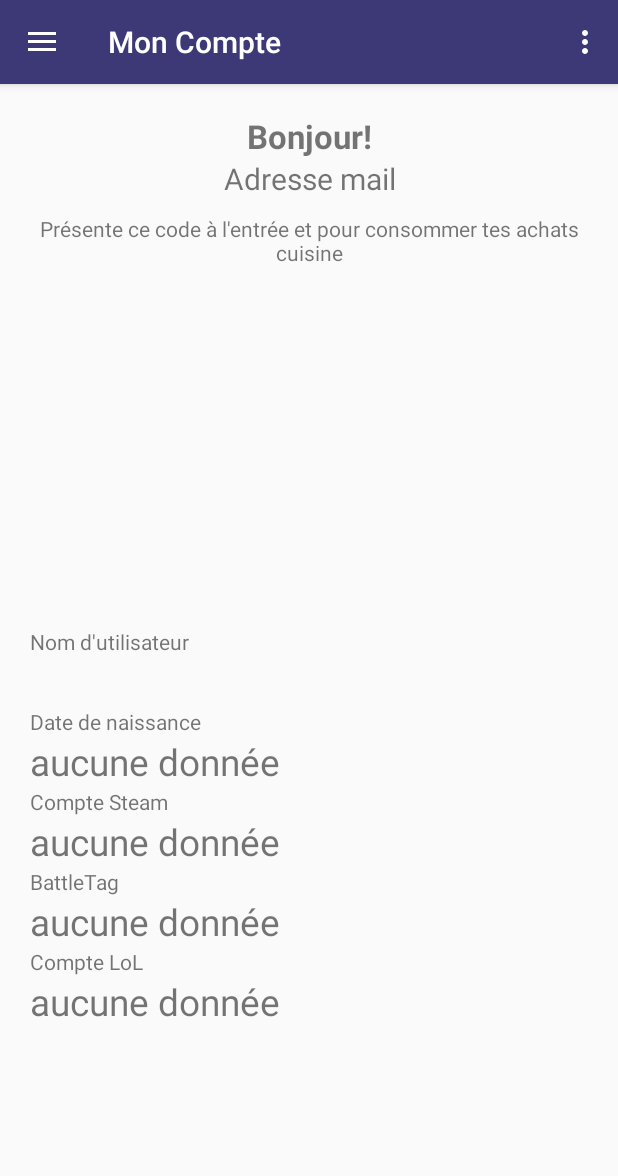
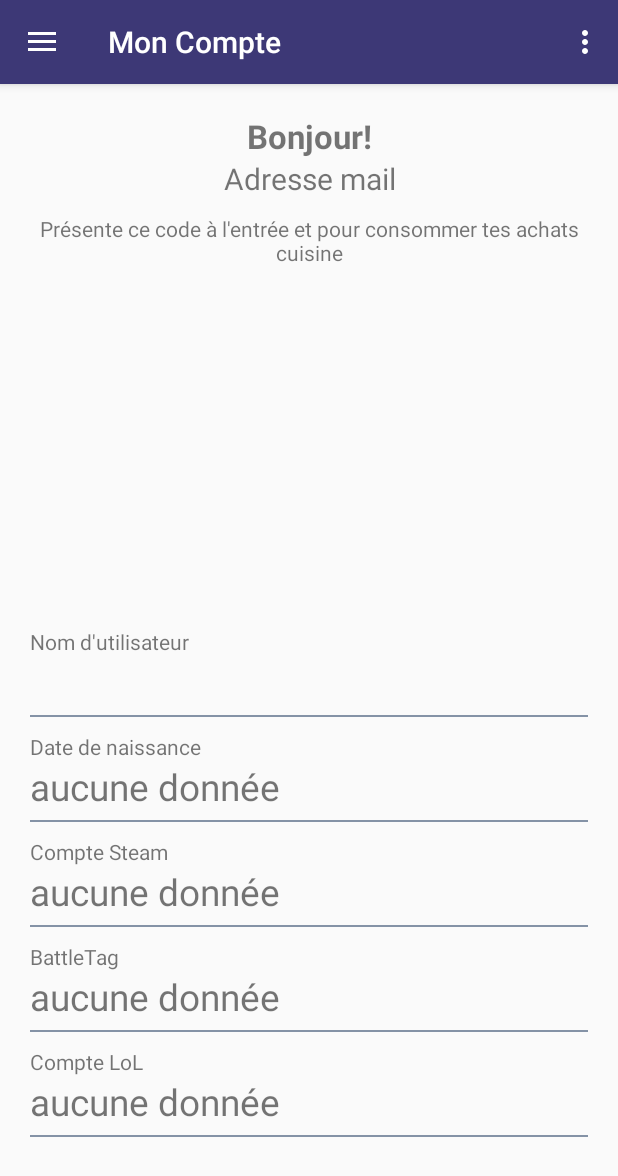
Before and after one commit to Festigeek/fg_user_app, an Android app: the AccountFragment screen opened directly, with no data from a screen before it, on a phone screen of 412 x 824 dp. Shown: the top 1176 px of the screen. Run offline under Robolectric (Android 15) with nearby library versions, the phone set to English and light mode, and no system bars; our stand-ins replace ButterKnife, Volley; network calls fail.

Commit message:
colors and lines

```diff
--- a/app/src/main/res/layout/activity_login.xml
+++ b/app/src/main/res/layout/activity_login.xml
@@ -76,11 +76,13 @@
 
             <Button
                 android:id="@+id/email_sign_in_button"
-                style="?android:textAppearanceSmall"
+                style="?android:textAppearanceMedium"
                 android:layout_width="match_parent"
                 android:layout_height="wrap_content"
                 android:layout_marginTop="16dp"
                 android:text="@string/action_sign_in"
+                android:background="@color/colorPrimary"
+                android:textColor="@color/white"
                 android:textStyle="bold" />
 
         </LinearLayout>
--- a/app/src/main/res/layout/fragment_account.xml
+++ b/app/src/main/res/layout/fragment_account.xml
@@ -57,7 +57,16 @@
         android:id="@+id/username"
         android:layout_width="match_parent"
         android:textSize="11pt"
+        android:maxLines="1"
+
+        android:singleLine="true"
         android:layout_height="wrap_content" />
+    <View
+        android:layout_width="fill_parent"
+        android:layout_height="1dp"
+        android:background="@color/grey"
+        android:layout_marginTop="5dp"
+        android:layout_marginBottom="10dp"/>
 
     <android.support.v7.widget.AppCompatTextView
         android:layout_width="match_parent"
@@ -70,6 +79,12 @@
         android:textSize="11pt"
         android:layout_width="match_parent"
         android:layout_height="wrap_content" />
+    <View
+        android:layout_width="fill_parent"
+        android:layout_height="1dp"
+        android:background="@color/grey"
+        android:layout_marginTop="5dp"
+        android:layout_marginBottom="10dp"/>
 
     <android.support.v7.widget.AppCompatTextView
         android:layout_width="match_parent"
@@ -82,6 +97,12 @@
         android:textSize="11pt"
         android:layout_width="match_parent"
         android:layout_height="wrap_content" />
+    <View
+        android:layout_width="fill_parent"
+        android:layout_height="1dp"
+        android:background="@color/grey"
+        android:layout_marginTop="5dp"
+        android:layout_marginBottom="10dp"/>
 
     <android.support.v7.widget.AppCompatTextView
         android:layout_width="match_parent"
@@ -94,6 +115,12 @@
         android:textSize="11pt"
         android:layout_width="match_parent"
         android:layout_height="wrap_content" />
+    <View
+        android:layout_width="fill_parent"
+        android:layout_height="1dp"
+        android:background="@color/grey"
+        android:layout_marginTop="5dp"
+        android:layout_marginBottom="10dp"/>
     <android.support.v7.widget.AppCompatTextView
         android:layout_width="match_parent"
         android:layout_height="wrap_content"
@@ -105,6 +132,12 @@
         android:textSize="11pt"
         android:layout_width="match_parent"
         android:layout_height="wrap_content" />
+    <View
+        android:layout_width="fill_parent"
+        android:layout_height="1dp"
+        android:background="@color/grey"
+        android:layout_marginTop="5dp"
+        android:layout_marginBottom="10dp"/>
 
 </LinearLayout>
 </ScrollView>
--- a/app/src/main/res/values/colors.xml
+++ b/app/src/main/res/values/colors.xml
@@ -2,5 +2,8 @@
 <resources>
     <color name="colorPrimary">#3D3876</color>
     <color name="colorPrimaryDark">#8284A7</color>
-    <color name="colorAccent">#FF4081</color>
+    <color name="colorAccent">#3D3876</color>
+
+    <color name="white">#FFFF</color>
+    <color name="grey">#8492A6</color>
 </resources>
```
Also changed, not shown: 1 other file.
